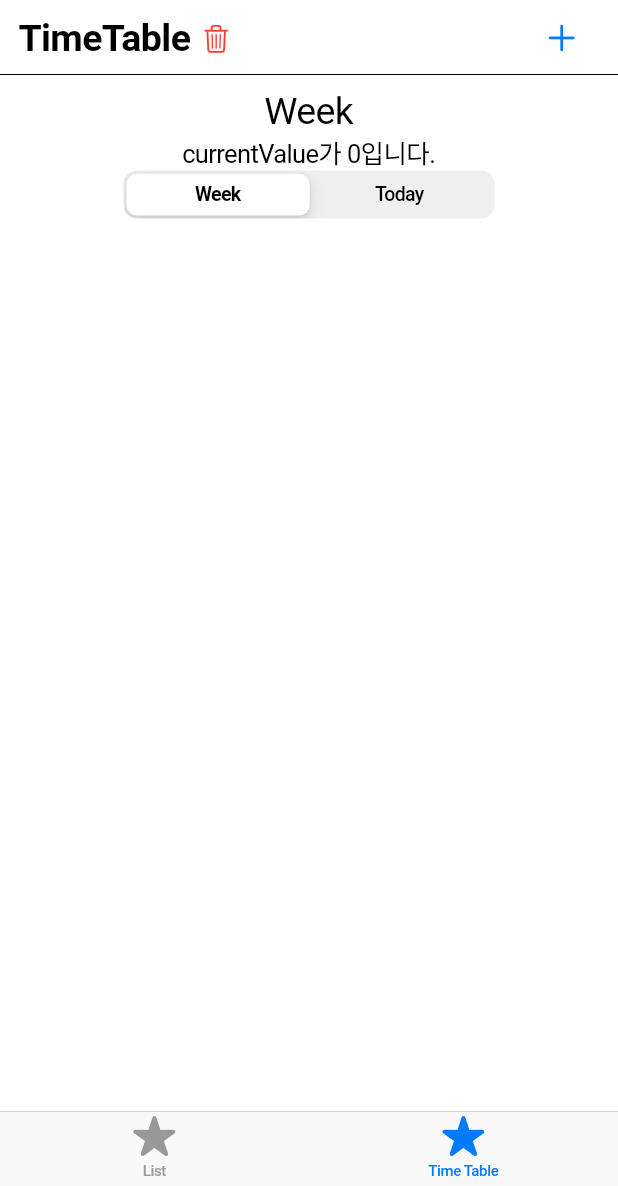
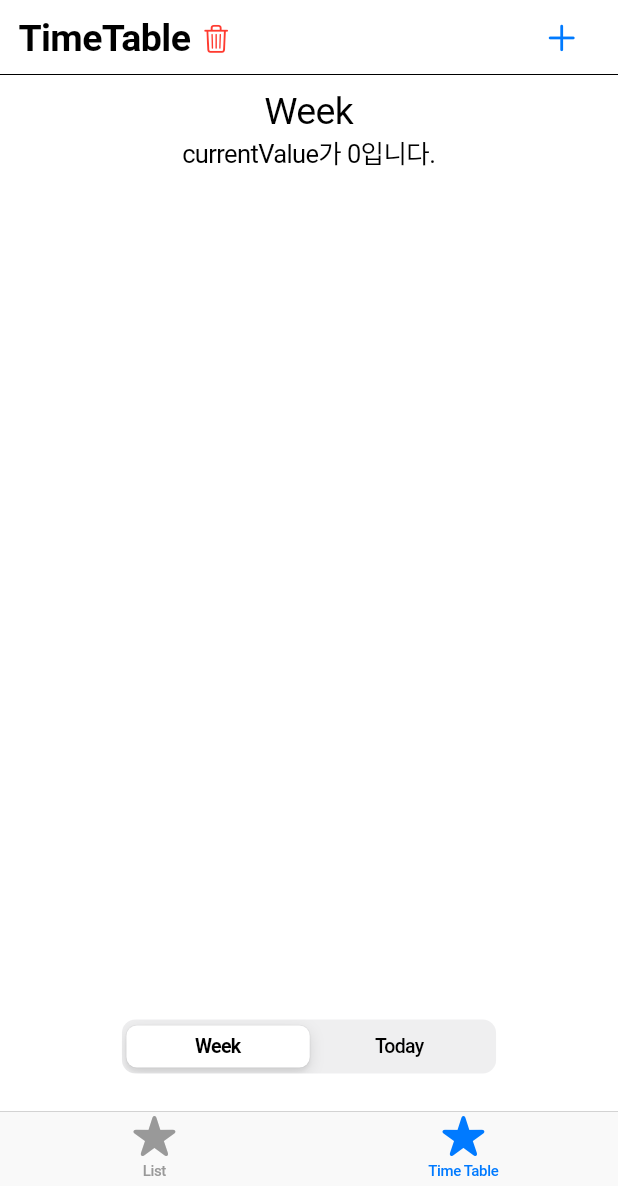
Before and after one commit to ProjectFRIDAY/Plan-Dial-Renewal, a Flutter app: the screen it shows after launch, item 2 of the bottom bar chosen, on a phone screen of 412 x 824 dp, the part 50-1236 px from its top. Run offline on Flutter 3.47's test engine with Material 2 defaults, Android fonts, the light colour scheme and no system bars; missing offline and left inert: cupertino_list_tile.

Commit message:
chore : UI 수정

```diff
--- a/lib/screens/main.dart
+++ b/lib/screens/main.dart
@@ -52,7 +52,7 @@ class BottomNavigation extends StatelessWidget {
           case 0:
             return const MyHomePage();
           case 1:
-            return const PageSegmentedControl();
+            return const TimeTablePage();
           default:
             return const MyHomePage();
         }
--- a/lib/screens/time_table.dart
+++ b/lib/screens/time_table.dart
@@ -6,16 +6,19 @@
 
 import 'package:flutter/cupertino.dart';
 import 'package:flutter/material.dart';
+import 'package:flutter/widgets.dart';
+
+import 'Add_Dial.dart';
 
 // Page 정보 & TimeTable 안의 Week and Today page
-class PageSegmentedControl extends StatefulWidget {
-  const PageSegmentedControl({Key? key}) : super(key: key);
+class TimeTablePage extends StatefulWidget {
+  const TimeTablePage({Key? key}) : super(key: key);
 
   @override
-  State createState() => SegmentedControlState();
+  State createState() => TimeTablePageState();
 }
 
-class SegmentedControlState extends State<PageSegmentedControl> {
+class TimeTablePageState extends State<TimeTablePage> {
   final Map<int, Widget> children = const <int, Widget>{
     0: Text('Week'),
     1: Text('            Today            '),
@@ -37,7 +40,9 @@ class SegmentedControlState extends State<PageSegmentedControl> {
           Column(
             children: [TodayTop(), TodayPage()],
           ),
+        const Spacer(),
         CupertinoSlidingSegmentedControl<int>(
+          padding: EdgeInsets.all(4),
           children: children,
           onValueChanged: (int? newValue) {
             setState(() {
@@ -46,6 +51,9 @@ class SegmentedControlState extends State<PageSegmentedControl> {
           },
           groupValue: currentValue,
         ),
+        const SizedBox(
+          height: 25,
+        )
       ],
     ));
   }
@@ -65,16 +73,26 @@ class WeekTop extends StatelessWidget {
               child: Row(
                   mainAxisAlignment: MainAxisAlignment.spaceBetween,
                   children: [
-                    Row(children: const [
-                      Text("TimeTable",
+                    Row(children: [
+                      const Text("TimeTable",
                           style: TextStyle(
                               fontWeight: FontWeight.bold, fontSize: 25)),
-                      Padding(padding: EdgeInsets.fromLTRB(0, 0, 7, 0)),
-                      Icon(CupertinoIcons.trash,
-                          color: CupertinoColors.destructiveRed, size: 20),
+                      const Padding(padding: EdgeInsets.fromLTRB(0, 0, 7, 0)),
+                      CupertinoButton(
+                          padding: const EdgeInsets.all(0.0),
+                          minSize: 0,
+                          onPressed: () {},
+                          child: const Icon(CupertinoIcons.trash,
+                              color: CupertinoColors.destructiveRed, size: 20)),
                     ]),
-                    const Icon(CupertinoIcons.add,
-                        color: CupertinoColors.activeBlue, size: 25),
+                    CupertinoButton(
+                        padding: const EdgeInsets.all(0.0),
+                        minSize: 0,
+                        onPressed: () => Navigator.of(context).push(
+                            CupertinoPageRoute<void>(
+                                builder: (BuildContext context) =>
+                                    const AddDialPage())),
+                        child: const Icon(CupertinoIcons.add, size: 25)),
                   ]),
               flex: 30),
           Flexible(child: Container(), flex: 2),
@@ -100,7 +118,7 @@ class TodayTop extends StatelessWidget {
           children: [
             Flexible(child: Container(), flex: 1),
             const Flexible(
-                child: Text("To Do",
+                child: Text("To Do List",
                     style:
                         TextStyle(fontWeight: FontWeight.bold, fontSize: 25)),
                 flex: 30),
```
Also changed, not shown: lib/screens/Add_Dial.dart (added, +73 -0 lines), 1 other file. Lines whose indentation alone changed are shown as unchanged.
